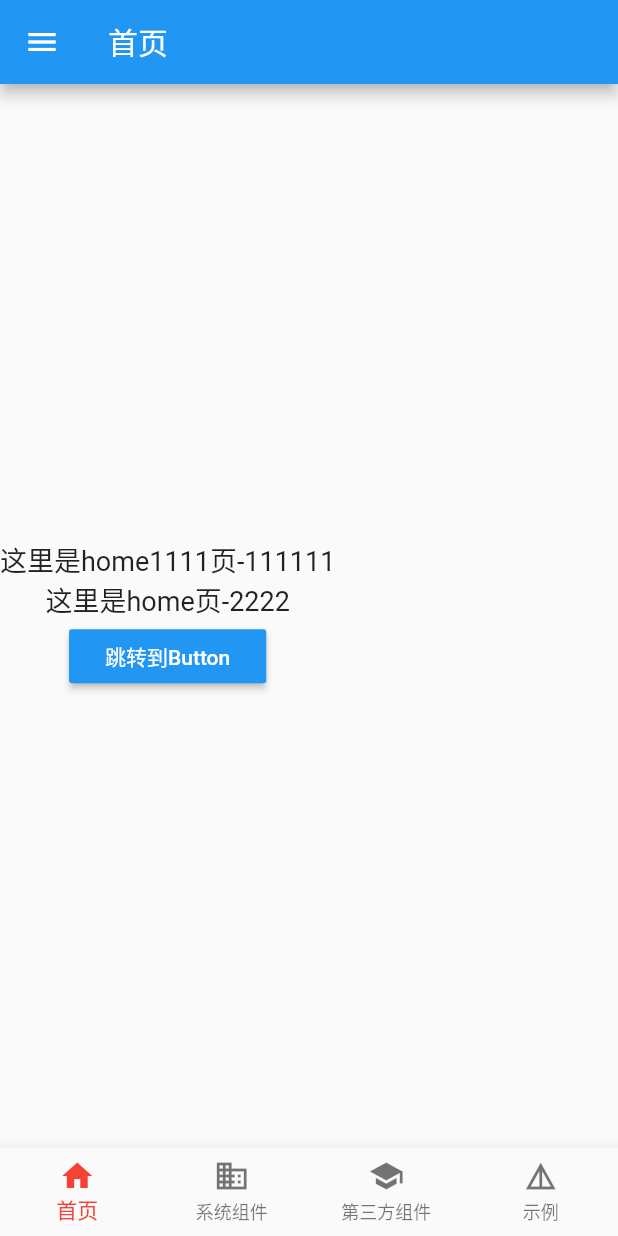
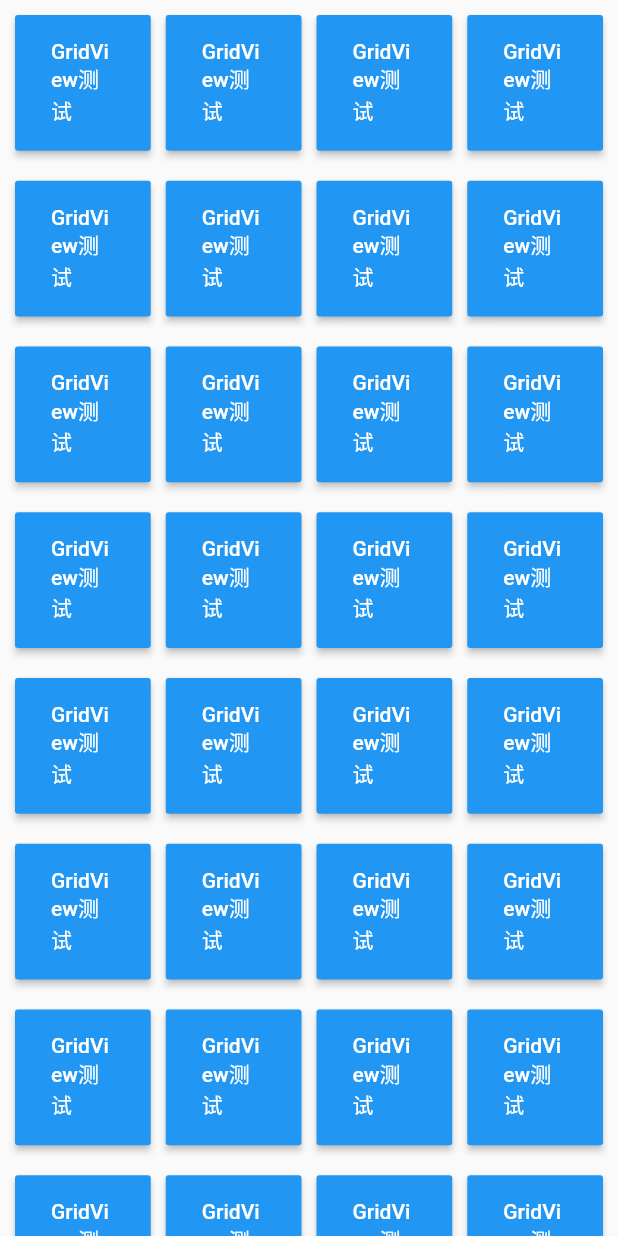
Before and after one commit to zw-zhuangwei/flutter-app, a Flutter app: the screen it shows after launch, on a phone screen of 412 x 824 dp. Run offline on Flutter 3.47's test engine with Material 2 defaults, Android fonts, the phone set to English and light mode, and no system bars; our stand-ins replace dio, flutter_swiper, fluttertoast, shimmer, webview_flutter.

Commit message:
##############添加ListView,GridView测试

```diff
--- a/lib/main.dart
+++ b/lib/main.dart
@@ -32,7 +32,7 @@ class MyApp extends StatelessWidget {
               primarySwatch: Colors.blue,
             ),
             // home: BottomBar(),
-            initialRoute: '/', //初始化加载的路由
+            initialRoute: '/gridview_sys_widget', //初始化加载的路由
             //routes: {},
             onGenerateRoute: onGenerateRoute, //路由拦截器
           );
--- a/lib/pages/plug_widget/dio_plug_widget.dart
+++ b/lib/pages/plug_widget/dio_plug_widget.dart
@@ -1,6 +1,6 @@
 import 'package:flutter/material.dart';
 import 'package:dio/dio.dart';
-import '../../api/TestApi.dart';
+import '../../api/test_api.dart';
 
 class DioPlugWidget extends StatefulWidget {
   @override
--- a/lib/pages/plug_widget/provider_status_plug_widget.dart
+++ b/lib/pages/plug_widget/provider_status_plug_widget.dart
@@ -45,7 +45,10 @@ class _ProviderStatusPlugWidgetState extends State<ProviderStatusPlugWidget> {
                   Navigator.of(context)
                       .pushNamed('/provider_status2_plug_widget');
                 },
-              )
+              ),
+              FlatButton(
+                  child: Text("返回"),
+                  onPressed: () => Navigator.of(context).pop()),
             ],
           ),
         ),
--- a/lib/pages/plug_widget/swiper_plug_widget.dart
+++ b/lib/pages/plug_widget/swiper_plug_widget.dart
@@ -47,6 +47,10 @@ class _SwiperPlugWidgetState extends State<SwiperPlugWidget> {
             layout: SwiperLayout.STACK,
           ),
         ),
+        FlatButton(
+          child: Text("返回"),
+          onPressed: () => Navigator.of(context).pop(),
+        )
       ],
     );
   }
--- /dev/null
+++ b/lib/pages/sys_widget/gridview_sys_widget.dart
@@ -0,0 +1,100 @@
+import 'package:flutter/material.dart';
+
+/// GridView 掌握三种方法
+/// GridView.count
+/// GridView.builder SliverGridDelegateWithFixedCrossAxisCount  //水平方向数量固定
+/// GridView.builder (SliverGridDelegateWithMaxCrossAxisExtent) //水平方向数量不固定
+
+///  Axis scrollDirection = Axis.vertical,
+///  bool reverse = false,
+///  ScrollController controller,
+///  bool primary,
+///  ScrollPhysics physics,
+///  bool shrinkWrap = false,
+///  EdgeInsetsGeometry padding,
+///  @required SliverGridDelegate gridDelegate, //控制子widget layout的委托
+///   bool addAutomaticKeepAlives = true,
+///  bool addRepaintBoundaries = true,
+///  double cacheExtent,
+///  List<Widget> children = const <Widget>[],
+
+class GridviewSysWidget extends StatelessWidget {
+  @override
+  Widget build(BuildContext context) {
+    int num = 100;
+    List<Widget> _listWidget = [];
+    for (var i = 0; i < num; i++) {
+      _listWidget.add(
+        RaisedButton(
+          child: Text('GridView测试'),
+          textTheme: ButtonTextTheme.primary,
+          color: Theme.of(context).accentColor,
+          onPressed: () => {},
+        ),
+      );
+    }
+
+    // return Scaffold(
+    //   body: Container(
+    //     child: GridView.count(
+    //       crossAxisSpacing: 10.0, //水平子Widget之间间距
+    //       mainAxisSpacing: 30.0, //垂直子Widget之间间距
+    //       padding: EdgeInsets.all(10.0), //GridView内边距
+    //       crossAxisCount: 4, //一行的Widget数量
+    //       childAspectRatio: 2.0, //子Widget宽高比例
+    //       ///子Widget列表
+    //       children: _listWidget,
+    //     ),
+    //   ),
+    // );
+
+    // return Scaffold(
+    //   body: Container(
+    //     child: GridView.builder(
+    //       itemCount: 100,
+    //       padding: EdgeInsets.all(10),
+
+    //       /// SliverGridDelegateWithFixedCrossAxisCount 构建一个横轴固定数量Widget
+    //       gridDelegate: SliverGridDelegateWithFixedCrossAxisCount(
+    //         crossAxisCount: 3, //横轴元素个数
+    //         mainAxisSpacing: 20, //纵轴间距
+    //         crossAxisSpacing: 10, //横轴间距
+    //         childAspectRatio: 2, //子组件宽高长度比例
+    //       ),
+    //       itemBuilder: (BuildContext context, int index) {
+    //         return RaisedButton(
+    //           child: Text('GridView测试'),
+    //           textTheme: ButtonTextTheme.primary,
+    //           color: Theme.of(context).accentColor,
+    //           onPressed: () => {},
+    //         );
+    //       },
+    //     ),
+    //   ),
+    // );
+
+    return Scaffold(
+      body: Container(
+        child: GridView.builder(
+          itemCount: 100,
+          padding: EdgeInsets.all(10),
+
+          /// SliverGridDelegateWithFixedCrossAxisCount 构建一个横轴固定数量Widget
+          gridDelegate: SliverGridDelegateWithMaxCrossAxisExtent(
+            maxCrossAxisExtent: 100, //单个子Widget的水平最大宽度
+            mainAxisSpacing: 20.0, //水平单个子Widget之间间距
+            crossAxisSpacing: 10.0, //垂直单个子Widget之间间距
+          ),
+          itemBuilder: (BuildContext context, int index) {
+            return RaisedButton(
+              child: Text('GridView测试'),
+              textTheme: ButtonTextTheme.primary,
+              color: Theme.of(context).accentColor,
+              onPressed: () => {},
+            );
+          },
+        ),
+      ),
+    );
+  }
+}
--- a/lib/router/sys_widget_router.dart
+++ b/lib/router/sys_widget_router.dart
@@ -2,6 +2,8 @@ import '../pages/sys_widget/container_text_sys_widget.dart';
 import '../pages/sys_widget/button_sys_widget.dart';
 import '../pages/sys_widget/column_sys_widget.dart';
 import '../pages/sys_widget/image_sys_widget.dart';
+import '../pages/sys_widget/listview_sys_widget.dart';
+import '../pages/sys_widget/gridview_sys_widget.dart';
 
 final routes = {
   '/container_text_sys_widget': (context) => ContainerTextSysWidget(),
@@ -10,4 +12,6 @@ final routes = {
   '/column_sys_widget': (context, {arguments}) =>
       ColumnSysWidget(arguments: arguments),
   '/image_sys_widget': (context) => ImageSysWidget(),
+  '/listview_sys_widget': (context) => ListviewSysWidget(),
+  '/gridview_sys_widget': (context) => GridviewSysWidget(),
 };
```
Also changed, not shown: lib/pages/plug_widget/home_plug_widget.dart (+28 -1 lines), lib/pages/plug_widget/shimmer_plug_widget.dart (+80 -36 lines), lib/pages/plug_widget/webview_plug_widget.dart (+25 -21 lines), lib/pages/sys_widget/listview_sys_widget.dart (added, +70 -0 lines), lib/api/test_api.dart (renamed from lib/api/TestApi.dart).
